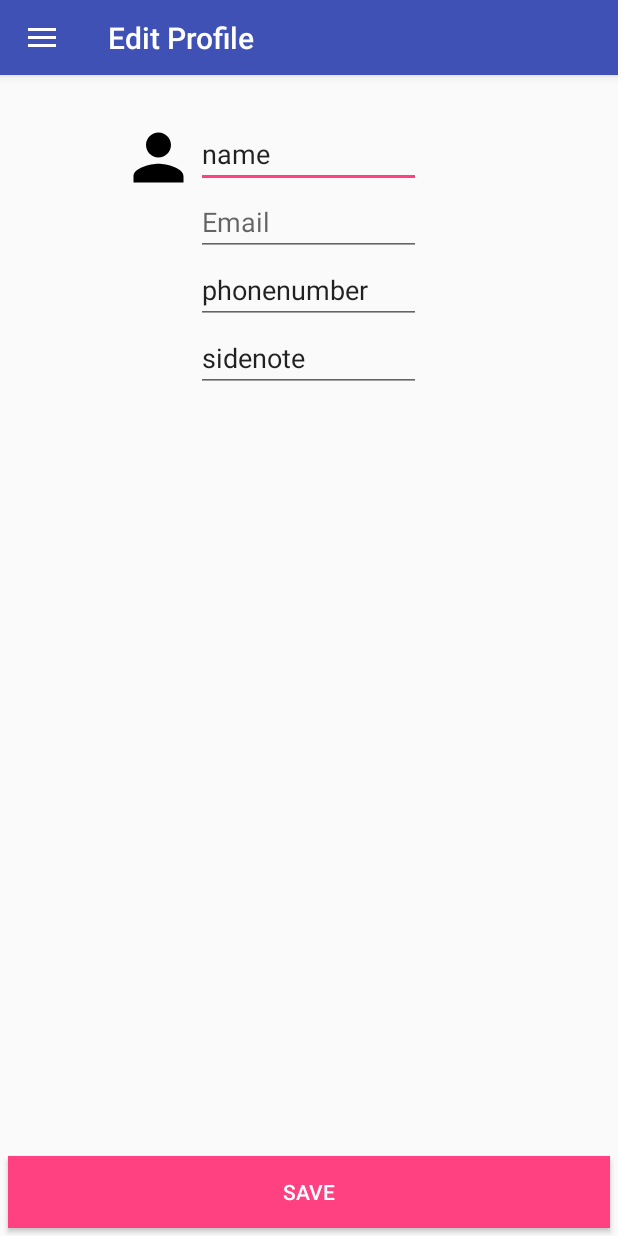
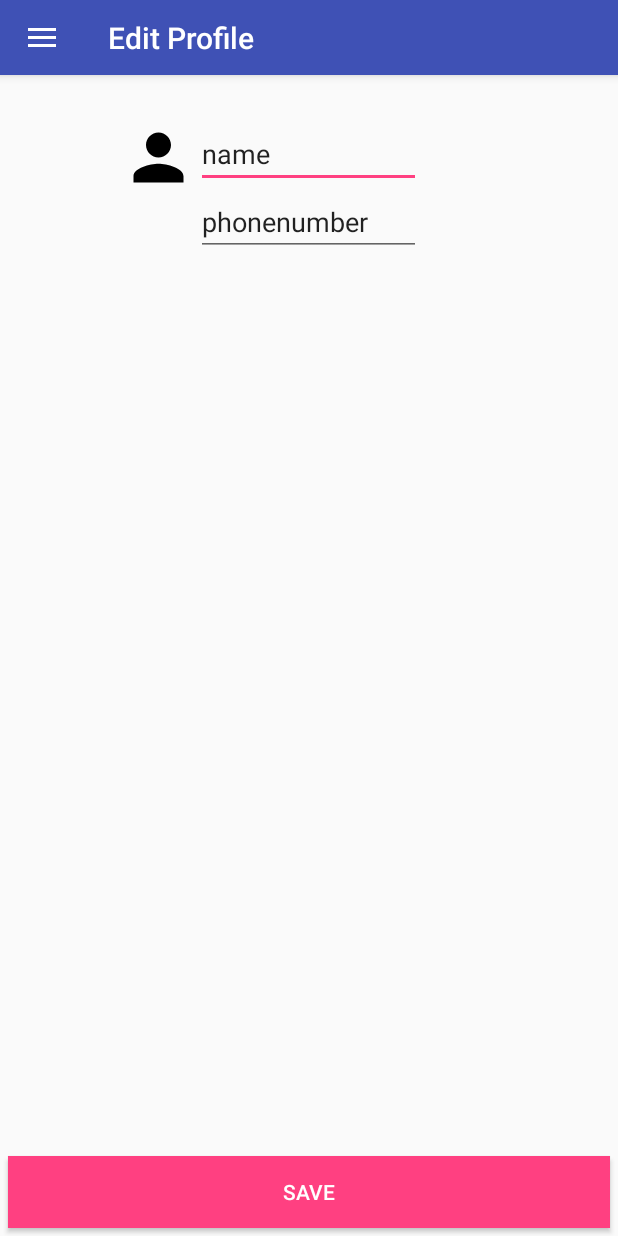
Before and after one commit to Adonthios/FrontEndDevelopment, an Android app: the screen it shows after launch once a user with an empty profile is signed in (ProjectActivity), in the side drawer, after a tap on "Edit profile", on a phone screen of 412 x 824 dp. Run offline under Robolectric (Android 15) with nearby library versions, the phone set to English and light mode, and no system bars; our stand-ins replace Firebase (no records; nobody signed in at launch, a user with empty details on screens opened directly); 5 statements that could not run were skipped.

```diff
--- a/app/src/main/java/nl/hu/frontenddevelopment/Fragment/EditPersonFragment.java
+++ b/app/src/main/java/nl/hu/frontenddevelopment/Fragment/EditPersonFragment.java
@@ -64,15 +64,13 @@ public class EditPersonFragment extends Fragment {
     }
 
  //   public static EditPersonFragment newInstance(String personID, String name, String function, String phonenumber, String sidenotes) {
-    public static EditPersonFragment newInstance(String personID, String name, String phonenumber, String sidenotes, String profilePhote) {
+    public static EditPersonFragment newInstance(String personID, String name, String phonenumber) {
         EditPersonFragment fragment = new EditPersonFragment();
         Bundle args = new Bundle();
         args.putString("person_id", personID);
         args.putString("person_name", name);
      //   args.putString("person_function", function);
         args.putString("person_phonenumber", phonenumber);
-        args.putString("person_sidenotes", sidenotes);
-        args.putString("profile_picture", profilePhote);
         fragment.setArguments(args);
         return fragment;
     }
@@ -89,7 +87,6 @@ public class EditPersonFragment extends Fragment {
         name = (EditText) rootView.findViewById(R.id.person_name);
     //    function = (EditText) rootView.findViewById(R.id.person_function);
         phonenumber = (EditText) rootView.findViewById(R.id.person_phonenumber);
-        sidenotes = (EditText) rootView.findViewById(R.id.person_sidenotes);
         bSavePerson = (Button) rootView.findViewById(R.id.button_save_person);
         profilePicture = (ImageView) rootView.findViewById(R.id.person_icon);
         Glide.with(getActivity()).load(FirebaseAuth.getInstance().getCurrentUser().getPhotoUrl()).crossFade().thumbnail(0.3f).bitmapTransform(new CircleTransform(getActivity())).diskCacheStrategy(DiskCacheStrategy.ALL).into(profilePicture);
@@ -109,7 +106,6 @@ public class EditPersonFragment extends Fragment {
         if(key != null && !key.equals("")) {
             mDatabase.child("persons").child(key).child("name").setValue(((EditText) getView().findViewById(R.id.person_name)).getText().toString());
             mDatabase.child("persons").child(key).child("phonenumber").setValue(((EditText) getView().findViewById(R.id.person_phonenumber)).getText().toString());
-            mDatabase.child("persons").child(key).child("sidenote").setValue(((EditText) getView().findViewById(R.id.person_sidenotes)).getText().toString());
             Toast.makeText(getActivity(), R.string.toast_change_succesful, Toast.LENGTH_SHORT).show();
         } else {
             Toast.makeText(getActivity(), R.string.toast_change_failed, Toast.LENGTH_SHORT).show();
--- a/app/src/main/res/layout/fragment_edit_person.xml
+++ b/app/src/main/res/layout/fragment_edit_person.xml
@@ -21,36 +21,14 @@
         android:layout_centerHorizontal="true"/>
 
     <EditText
-        android:id="@+id/person_email"
-        android:hint="@string/hint_email"
-        android:layout_below="@+id/person_name"
-        android:layout_width="wrap_content"
-        android:minWidth="@dimen/min_et_width"
-        android:layout_height="wrap_content"
-        android:clickable="false"
-        android:cursorVisible="false"
-        android:focusable="false"
-        android:focusableInTouchMode="false"
-        android:layout_centerHorizontal="true"/>
-
-    <EditText
         android:id="@+id/person_phonenumber"
         android:hint="@string/hint_phone"
-        android:layout_below="@+id/person_email"
+        android:layout_below="@+id/person_name"
         android:layout_width="wrap_content"
         android:minWidth="@dimen/min_et_width"
         android:layout_height="wrap_content"
         android:layout_centerHorizontal="true"
         android:inputType="phone" />
-
-    <EditText
-        android:id="@+id/person_sidenotes"
-        android:hint="@string/hint_sidenote"
-        android:layout_below="@+id/person_phonenumber"
-        android:layout_width="wrap_content"
-        android:minWidth="@dimen/min_et_width"
-        android:layout_height="wrap_content"
-        android:layout_centerHorizontal="true"/>
 
     <Button
         android:id="@+id/button_save_person"
```
Also changed, not shown: app/src/main/java/nl/hu/frontenddevelopment/View/BaseActivity.java (+33 -3 lines).
